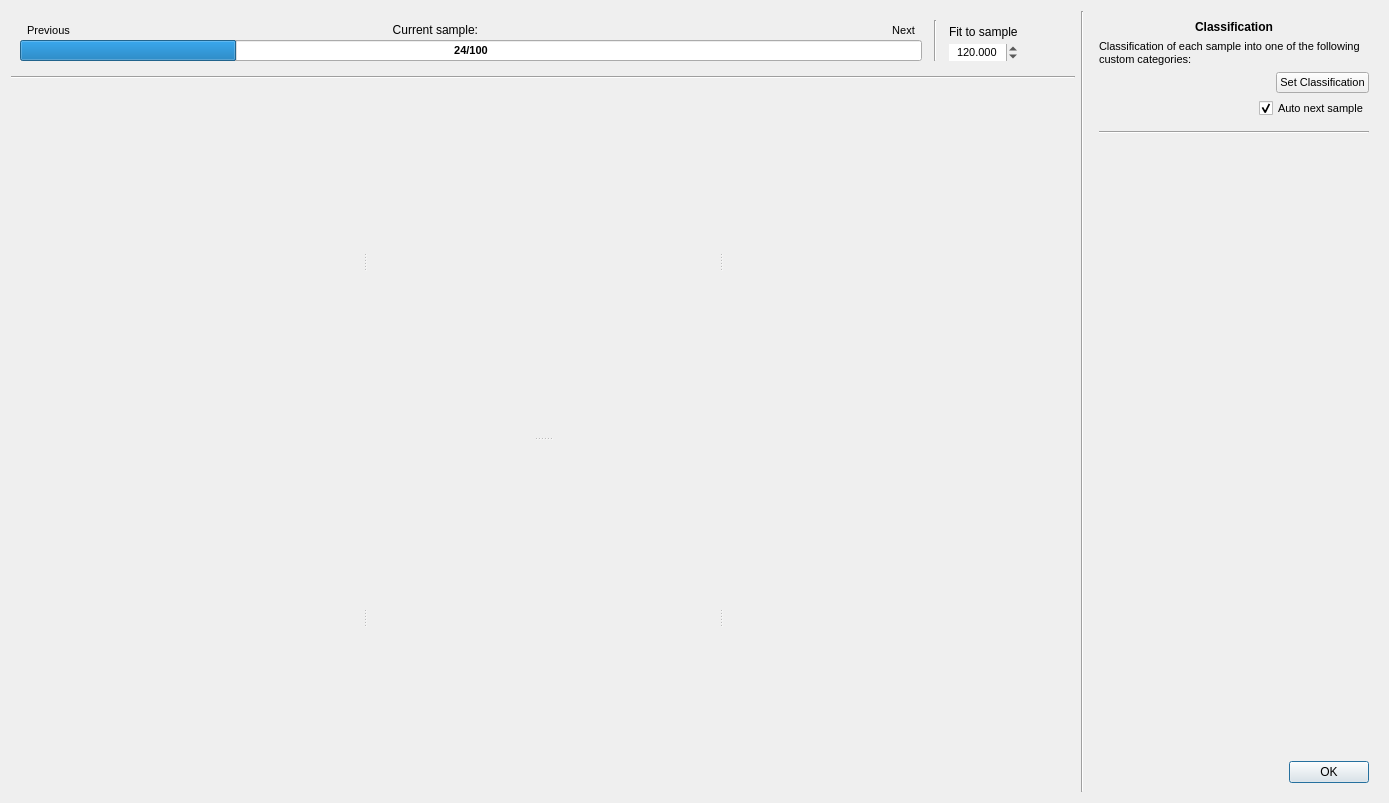
This is ui/classification_dialog.ui in SMByC/AcATaMa as Qt 5 draws it before an edit. The edited form follows.
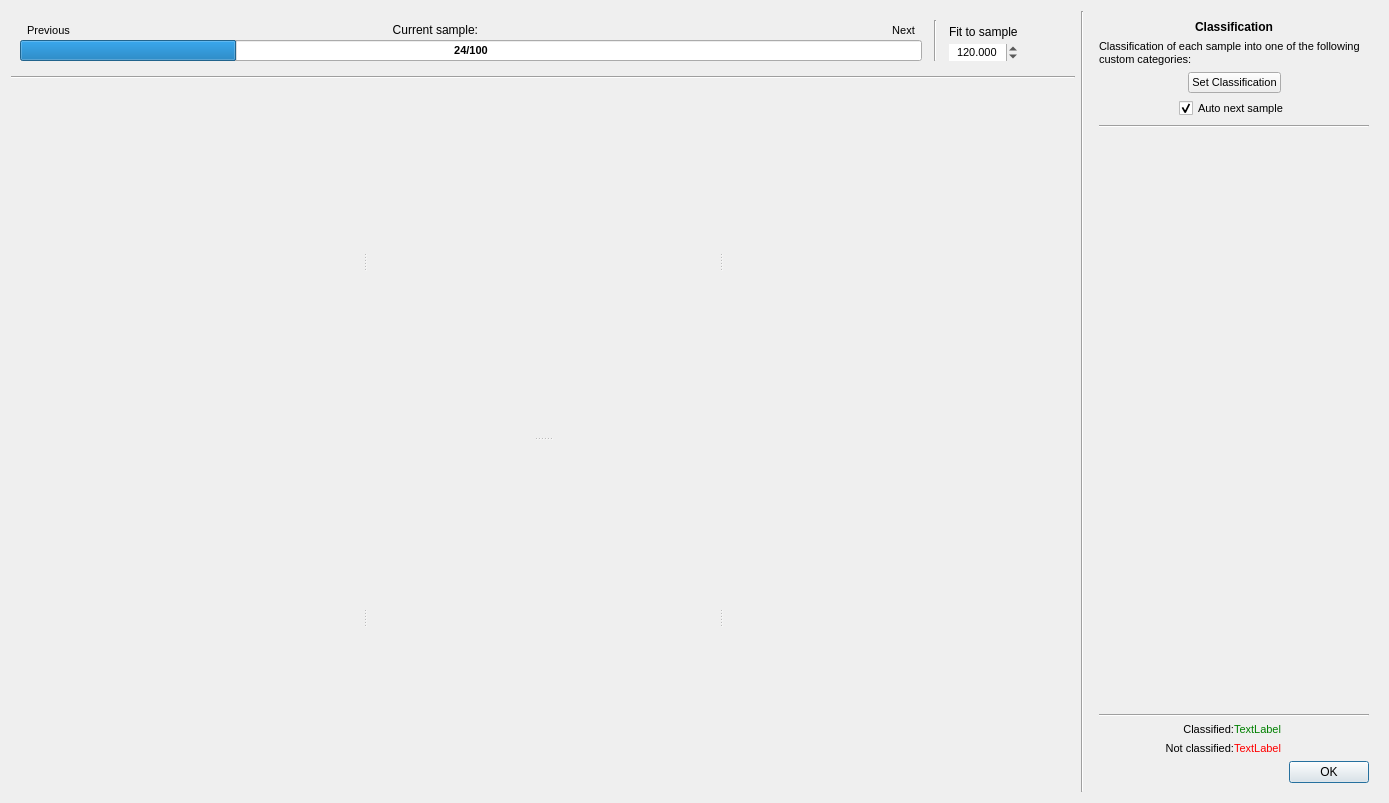
This is the edited form. Icons and pictures are not drawn. Custom widgets are drawn as their Qt base class.

Commit message: Added the info for show the total classified and not classified samples

The edit to the form file:
```diff
--- a/ui/classification_dialog.ui
+++ b/ui/classification_dialog.ui
@@ -391,6 +391,19 @@
            </property>
           </widget>
          </item>
+         <item>
+          <spacer name="horizontalSpacer_6">
+           <property name="orientation">
+            <enum>Qt::Horizontal</enum>
+           </property>
+           <property name="sizeHint" stdset="0">
+            <size>
+             <width>40</width>
+             <height>20</height>
+            </size>
+           </property>
+          </spacer>
+         </item>
         </layout>
        </widget>
       </item>
@@ -431,25 +444,22 @@
            </property>
           </widget>
          </item>
+         <item>
+          <spacer name="horizontalSpacer_7">
+           <property name="orientation">
+            <enum>Qt::Horizontal</enum>
+           </property>
+           <property name="sizeHint" stdset="0">
+            <size>
+             <width>40</width>
+             <height>20</height>
+            </size>
+           </property>
+          </spacer>
+         </item>
         </layout>
        </widget>
       </item>
-      <item>
-       <spacer name="verticalSpacer_2">
-        <property name="orientation">
-         <enum>Qt::Vertical</enum>
-        </property>
-        <property name="sizeType">
-         <enum>QSizePolicy::Fixed</enum>
-        </property>
-        <property name="sizeHint" stdset="0">
-         <size>
-          <width>20</width>
-          <height>6</height>
-         </size>
-        </property>
-       </spacer>
-      </item>
       <item>
        <widget class="Line" name="line_3">
         <property name="orientation">
@@ -480,7 +490,7 @@
            <x>0</x>
            <y>0</y>
            <width>270</width>
-           <height>458</height>
+           <height>493</height>
           </rect>
          </property>
          <layout class="QVBoxLayout" name="verticalLayout_5">
@@ -527,6 +537,103 @@
         </property>
        </spacer>
       </item>
+      <item>
+       <widget class="Line" name="line_4">
+        <property name="orientation">
+         <enum>Qt::Horizontal</enum>
+        </property>
+       </widget>
+      </item>
+      <item>
+       <widget class="QWidget" name="widget_8" native="true">
+        <layout class="QHBoxLayout" name="horizontalLayout_5">
+         <property name="spacing">
+          <number>0</number>
+         </property>
+         <property name="margin">
+          <number>0</number>
+         </property>
+         <item>
+          <widget class="QWidget" name="widget_9" native="true">
+           <layout class="QVBoxLayout" name="verticalLayout_2">
+            <property name="margin">
+             <number>0</number>
+            </property>
+            <item>
+             <widget class="QLabel" name="label">
+              <property name="font">
+               <font>
+                <pointsize>8</pointsize>
+               </font>
+              </property>
+              <property name="text">
+               <string>Classified:</string>
+              </property>
+              <property name="alignment">
+               <set>Qt::AlignRight|Qt::AlignTrailing|Qt::AlignVCenter</set>
+              </property>
+             </widget>
+            </item>
+            <item>
+             <widget class="QLabel" name="label_6">
+              <property name="font">
+               <font>
+                <pointsize>8</pointsize>
+               </font>
+              </property>
+              <property name="text">
+               <string>Not classified:</string>
+              </property>
+              <property name="alignment">
+               <set>Qt::AlignRight|Qt::AlignTrailing|Qt::AlignVCenter</set>
+              </property>
+             </widget>
+            </item>
+           </layout>
+          </widget>
+         </item>
+         <item>
+          <widget class="QWidget" name="widget_10" native="true">
+           <layout class="QVBoxLayout" name="verticalLayout_8">
+            <property name="margin">
+             <number>0</number>
+            </property>
+            <item>
+             <widget class="QLabel" name="totalClassified">
+              <property name="font">
+               <font>
+                <pointsize>8</pointsize>
+               </font>
+              </property>
+              <property name="styleSheet">
+               <string notr="true">color: green;</string>
+              </property>
+              <property name="text">
+               <string>TextLabel</string>
+              </property>
+             </widget>
+            </item>
+            <item>
+             <widget class="QLabel" name="totalNotClassified">
+              <property name="font">
+               <font>
+                <pointsize>8</pointsize>
+               </font>
+              </property>
+              <property name="styleSheet">
+               <string notr="true">color: red;</string>
+              </property>
+              <property name="text">
+               <string>TextLabel</string>
+              </property>
+             </widget>
+            </item>
+           </layout>
+          </widget>
+         </item>
+        </layout>
+       </widget>
+      </item>
       <item>
        <widget class="QDialogButtonBox" name="buttonBox">
         <property name="orientation">
```
Left out of the diff: 20 changed lines with no effect on the pictures. The commit also changes 1 other file.
